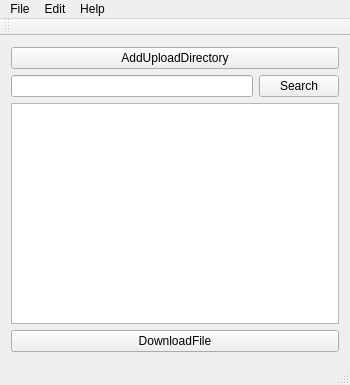
Before: the Qt Designer form mainwindow.ui in okdshin/QSyncia, drawn with Qt 5.
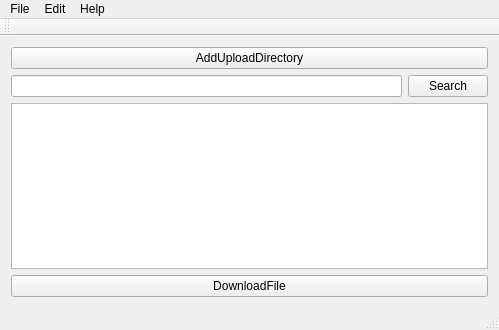
After: the same form once the commit is applied.

```diff
--- a/mainwindow.ui
+++ b/mainwindow.ui
@@ -6,8 +6,8 @@
    <rect>
     <x>0</x>
     <y>0</y>
-    <width>350</width>
-    <height>385</height>
+    <width>499</width>
+    <height>330</height>
    </rect>
   </property>
   <property name="windowTitle">
@@ -53,7 +53,7 @@
     <rect>
      <x>0</x>
      <y>0</y>
-     <width>350</width>
+     <width>499</width>
      <height>22</height>
     </rect>
    </property>
```
Left out of the diff: 116 changed lines with no effect on the pictures.
